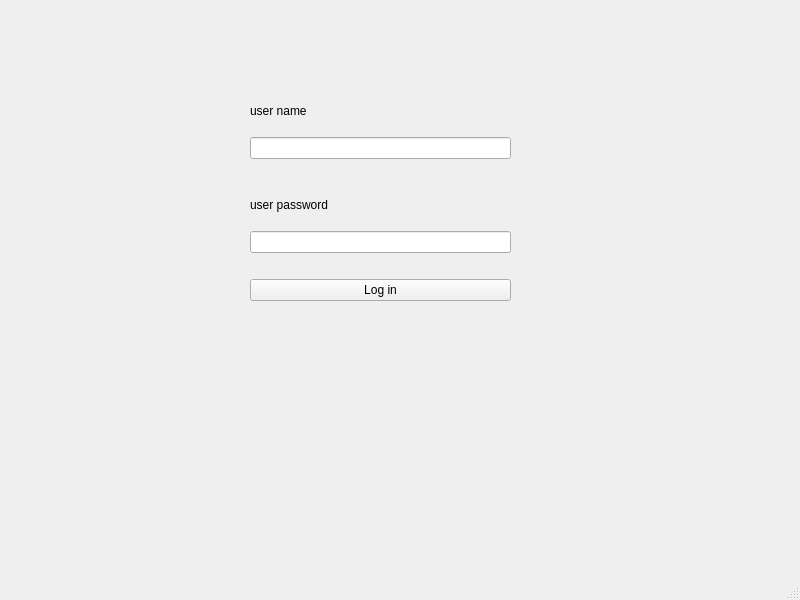
This is LoginWindow.ui in Dimitrios-Mourtzilas/Business-Strategy as Qt 5 draws it before an edit. The edited form follows.
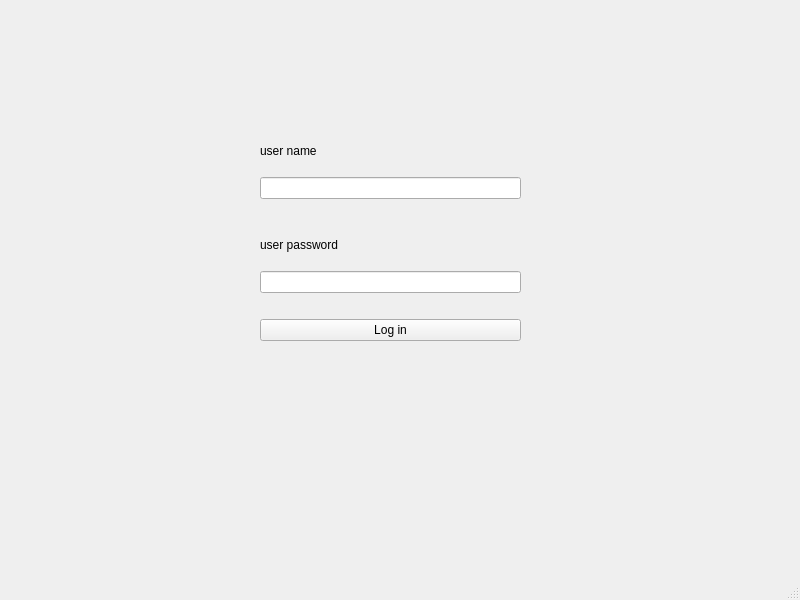
This is the edited form.

```diff
--- a/LoginWindow.ui
+++ b/LoginWindow.ui
@@ -17,8 +17,8 @@
    <widget class="QWidget" name="verticalLayoutWidget">
     <property name="geometry">
      <rect>
-      <x>250</x>
-      <y>90</y>
+      <x>260</x>
+      <y>130</y>
       <width>261</width>
       <height>211</height>
      </rect>
```
